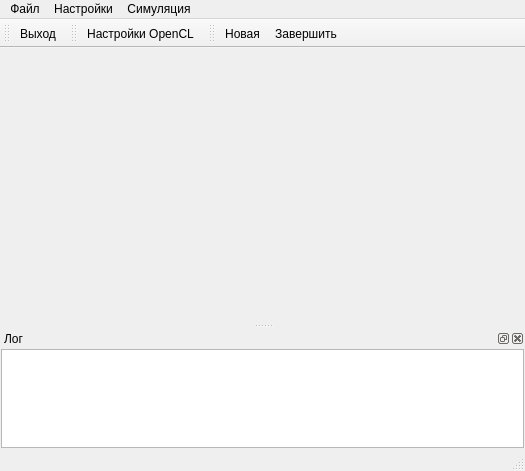
This is mainwindow.ui in catompiler/qgalaxy as Qt 5 draws it before an edit. The edited form follows.
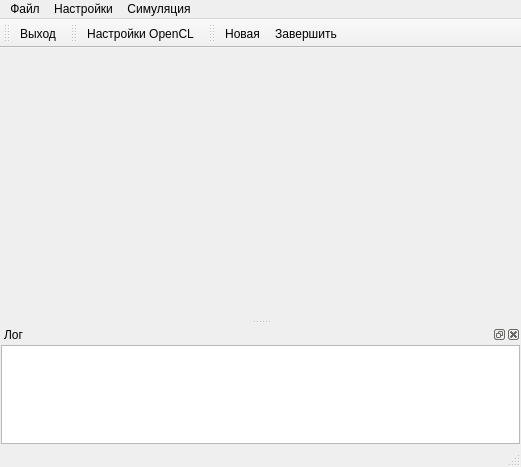
This is the edited form. Icons and pictures are not drawn.

The edit to the form file:
```diff
--- a/mainwindow.ui
+++ b/mainwindow.ui
@@ -6,8 +6,8 @@
    <rect>
     <x>0</x>
     <y>0</y>
-    <width>525</width>
-    <height>471</height>
+    <width>521</width>
+    <height>467</height>
    </rect>
   </property>
   <property name="windowTitle">
@@ -18,28 +18,6 @@
     <property name="margin">
      <number>1</number>
     </property>
-    <item>
-     <widget class="QTabWidget" name="twMain">
-      <property name="tabShape">
-       <enum>QTabWidget::Rounded</enum>
-      </property>
-      <property name="currentIndex">
-       <number>-1</number>
-      </property>
-      <property name="elideMode">
-       <enum>Qt::ElideNone</enum>
-      </property>
-      <property name="documentMode">
-       <bool>true</bool>
-      </property>
-      <property name="tabsClosable">
-       <bool>true</bool>
-      </property>
-      <property name="movable">
-       <bool>true</bool>
-      </property>
-     </widget>
-    </item>
    </layout>
   </widget>
   <widget class="QMenuBar" name="menuBar">
@@ -47,8 +25,8 @@
     <rect>
      <x>0</x>
      <y>0</y>
-     <width>525</width>
-     <height>24</height>
+     <width>521</width>
+     <height>22</height>
     </rect>
    </property>
    <widget class="QMenu" name="mnuFile">
```
Left out of the diff: 7 changed lines with no effect on the pictures.
